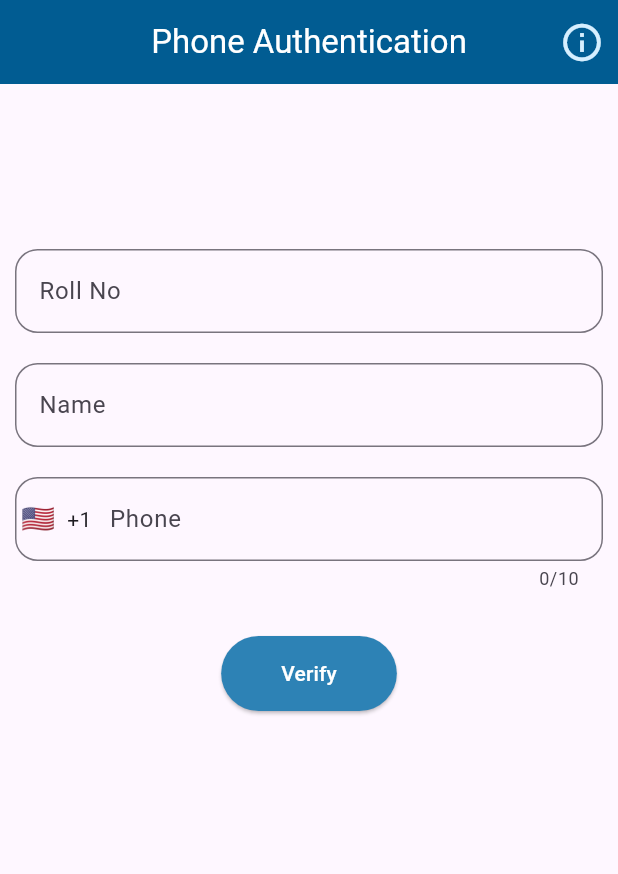
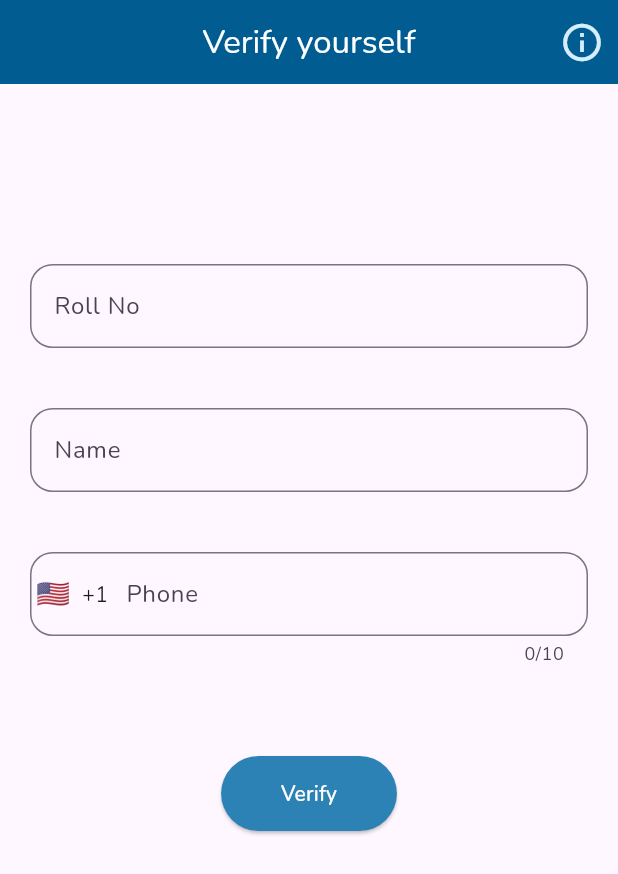
Before and after one commit to triple-a-projects/BLE_Proximity, a Flutter app: the screen it shows after launch, after a tap on "Student", on a phone screen of 412 x 824 dp. Shown: the top 874 px of the screen. Run offline on Flutter 3.47's test engine with Material 3 defaults, Android fonts, the light colour scheme and no system bars; drawn by our look-alikes of intl_phone_field; our stand-ins replace cloud_firestore, firebase_auth, firebase_core, google_fonts, local_auth; missing offline and left inert: flutter_ble_peripheral; accounts and stored records are empty.

Commit message:
consistent ui, clean up code and formatting

```diff
--- a/lib/info.dart
+++ b/lib/info.dart
@@ -2,6 +2,8 @@ import 'package:ble_advertiser/colors.dart';
 import 'package:flutter/material.dart';
 
 class InfoPage extends StatelessWidget {
+  const InfoPage({super.key});
+
   @override
   Widget build(BuildContext context) {
     return Scaffold(
--- a/lib/initialPage.dart
+++ b/lib/initialPage.dart
@@ -1,17 +1,11 @@
-import 'dart:ffi';
-
-import 'package:ble_advertiser/info.dart';
 import 'package:ble_advertiser/perspectives/student/phone_auth.dart';
 import 'package:ble_advertiser/perspectives/teacher/email_auth.dart';
-import 'package:ble_advertiser/perspectives/teacher/home.dart';
 import 'package:flutter/material.dart';
 import 'package:firebase_auth/firebase_auth.dart';
-import 'package:ble_advertiser/perspectives/student/login.dart';
 import 'package:ble_advertiser/colors.dart';
-import 'package:ble_advertiser/info.dart';
 
 class ChooseRolePage extends StatefulWidget {
-  const ChooseRolePage({Key? key}) : super(key: key);
+  const ChooseRolePage({super.key});
 
   @override
   _ChooseRolePageState createState() => _ChooseRolePageState();
@@ -20,98 +14,93 @@ class ChooseRolePage extends StatefulWidget {
 class _ChooseRolePageState extends State<ChooseRolePage> {
   FirebaseAuth auth = FirebaseAuth.instance;
 
-  @override
-  void initState() {
-    super.initState();
-    Future.microtask(() => checkLoggedIn());
-  }
+  // @override
+  // void initState() {
+  //   super.initState();
+  //   Future.microtask(() => checkLoggedIn());
+  // }
 
-  void checkLoggedIn() async {
-    FirebaseAuth auth = FirebaseAuth.instance;
-    User? user = await auth.authStateChanges().first;
-    if (user != null) {
-      if (user.phoneNumber != null) {
-        Navigator.pushReplacement(
-          context,
-          MaterialPageRoute(builder: (context) => StudentLoginPage()),
-        );
-      } else {
-        Navigator.pushReplacement(
-          context,
-          MaterialPageRoute(builder: (context) => TeacherHomePage()),
-        );
-      }
-    }
-  }
+  // void checkLoggedIn() async {
+  //   FirebaseAuth auth = FirebaseAuth.instance;
+  //   User? user = await auth.authStateChanges().first;
+  //   if (user != null) {
+  //     if (user.phoneNumber != null) {
+  //       Navigator.pushReplacement(
+  //         context,
+  //         MaterialPageRoute(builder: (context) => StudentLoginPage()),
+  //       );
+  //     } else {
+  //       Navigator.pushReplacement(
+  //         context,
+  //         MaterialPageRoute(builder: (context) => TeacherHomePage()),
+  //       );
+  //     }
+  //   }
+  // }
 
   @override
   Widget build(BuildContext context) {
     return Scaffold(
-      appBar: AppBar(
-        title: Text('Choose Your Role'),
-        backgroundColor: darkest,
-        foregroundColor: Colors.white,
-        actions: [
-          IconButton(
-            icon: Icon(
-              Icons.info_outlined,
-              color: lightest,
-              size: 30,
-            ),
-            onPressed: () {
-              Navigator.push(
-                context,
-                MaterialPageRoute(builder: (context) => InfoPage()),
-              );
-            },
-          )
-        ],
-      ),
       body: Center(
         child: Column(
           mainAxisAlignment: MainAxisAlignment.center,
           children: [
+            const Text(
+              "Select your position",
+              style: TextStyle(
+                  fontSize: 30, color: darkest, fontWeight: FontWeight.w600),
+            ),
+            const SizedBox(height: 30),
+            const SizedBox(
+                width: 250,
+                child: Text(
+                  'Choose your role and login with your credentials to continue to the app.',
+                  textAlign: TextAlign.center,
+                )),
+            const SizedBox(height: 60),
             ElevatedButton(
               onPressed: () {
                 Navigator.push(
                   context,
-                  MaterialPageRoute(builder: (context) => StudentPhoneAuth()),
+                  MaterialPageRoute(
+                      builder: (context) => const StudentPhoneAuth()),
                 );
               },
               style: ElevatedButton.styleFrom(
                 backgroundColor: middle,
                 foregroundColor: Colors.white,
-                padding: EdgeInsets.only(
+                padding: const EdgeInsets.only(
                   left: 50,
                   right: 50,
                   top: 15,
                   bottom: 15,
                 ),
               ),
-              child: Text(
+              child: const Text(
                 'Student',
                 style: TextStyle(fontSize: 18),
               ),
             ),
-            SizedBox(height: 16),
+            const SizedBox(height: 16),
             ElevatedButton(
               onPressed: () {
                 Navigator.push(
                   context,
-                  MaterialPageRoute(builder: (context) => TeacherEmailAuth()),
+                  MaterialPageRoute(
+                      builder: (context) => const TeacherEmailAuth()),
                 );
               },
               style: ElevatedButton.styleFrom(
                 backgroundColor: middle,
                 foregroundColor: Colors.white,
-                padding: EdgeInsets.only(
+                padding: const EdgeInsets.only(
                   left: 50,
                   right: 50,
                   top: 15,
                   bottom: 15,
                 ),
               ),
-              child: Text(
+              child: const Text(
                 'Teacher',
                 style: TextStyle(fontSize: 18),
               ),
--- a/lib/main.dart
+++ b/lib/main.dart
@@ -1,6 +1,8 @@
 import 'dart:convert';
 import 'dart:typed_data';
 import 'dart:async';
+import 'package:ble_advertiser/colors.dart';
+import 'package:ble_advertiser/info.dart';
 import 'package:cloud_firestore/cloud_firestore.dart';
 import 'package:firebase_auth/firebase_auth.dart';
 import 'package:ble_advertiser/initialPage.dart';
@@ -9,7 +11,7 @@ import 'package:ble_advertiser/perspectives/student/home.dart';
 import 'package:ble_advertiser/perspectives/student/login.dart';
 import 'package:ble_advertiser/perspectives/student/phone_auth.dart';
 import 'package:ble_advertiser/perspectives/teacher/addclass.dart';
-
+import 'package:google_fonts/google_fonts.dart';
 import 'package:ble_advertiser/perspectives/teacher/check_attendance.dart';
 import 'package:ble_advertiser/perspectives/teacher/home.dart';
 import 'package:ble_advertiser/perspectives/teacher/email_auth.dart';
@@ -28,35 +30,40 @@ void main() async {
   await Firebase.initializeApp(
     options: DefaultFirebaseOptions.currentPlatform,
   );
-  runApp(MyApp());
+  runApp(const MyApp());
 }
 
 class MyApp extends StatelessWidget {
+  const MyApp({super.key});
+
   @override
   Widget build(BuildContext context) {
     return MaterialApp(
       routes: {
-        '': (context) => ChooseRolePage(),
-        '/student_phoneauth': (context) => StudentPhoneAuth(),
-        '/student_login': (context) => StudentLoginPage(),
-        '/student_home': (context) => StudentHomePage(),
-        '/student_checkattendance': (context) => StudentAttendancePage(),
-        '/teacher_emailauth': (context) => TeacherEmailAuth(),
-        '/teacher_home': (context) => TeacherHomePage(),
-        '/teacher_checkattendance': (context) => TeacherAttendancePage(),
-        '/teacher_addclass': (context) => AddClass(),
+        '': (context) => const ChooseRolePage(),
+        '/student_phoneauth': (context) => const StudentPhoneAuth(),
+        '/student_login': (context) => const StudentLoginPage(),
+        '/student_home': (context) => const StudentHomePage(),
+        '/student_checkattendance': (context) => const StudentAttendancePage(),
+        '/teacher_emailauth': (context) => const TeacherEmailAuth(),
+        '/teacher_home': (context) => const TeacherHomePage(),
+        '/teacher_checkattendance': (context) => const TeacherAttendancePage(),
+        '/teacher_addclass': (context) => const AddClass(),
       },
       debugShowCheckedModeBanner: false,
       title: 'BLE Peripheral',
       theme: ThemeData(
+        textTheme: GoogleFonts.nunitoTextTheme(),
         primarySwatch: Colors.blue,
       ),
-      home: ChooseRolePage(),
+      home: const ChooseRolePage(),
     );
   }
 }
 
 class MyHomePage extends StatefulWidget {
+  const MyHomePage({super.key});
+
   @override
   _MyHomePageState createState() => _MyHomePageState();
 }
@@ -64,7 +71,7 @@ class MyHomePage extends StatefulWidget {
 class _MyHomePageState extends State<MyHomePage> {
   bool isAdvertising = false;
   Timer? advertiseTime;
-  String uniqueUUID = Uuid().v4();
+  String uniqueUUID = const Uuid().v4();
   String rollNumber = '';
 
   @override
@@ -103,14 +110,37 @@ class _MyHomePageState extends State<MyHomePage> {
   Widget build(BuildContext context) {
     return Scaffold(
         appBar: AppBar(
-          title: const Text('BLE Peripheral'),
+          title: const Text('Attend Class'),
+          backgroundColor: darkest,
+          foregroundColor: Colors.white,
+          automaticallyImplyLeading: true,
+          actions: [
+            IconButton(
+                icon: const Icon(
+                  Icons.info_outlined,
+                  color: lightest,
+                  size: 30,
+                ),
+                onPressed: () {
+                  Navigator.push(
+                    context,
+                    MaterialPageRoute(builder: (context) => InfoPage()),
+                  );
+                })
+          ],
         ),
-        body: ListView(
-          padding: const EdgeInsets.all(8),
-          children: <Widget>[
-            Text(rollNumber),
-            Container(
-              child: TextButton(
+        body: Center(
+          child: Column(
+            mainAxisAlignment: MainAxisAlignment.center,
+            children: <Widget>[
+              Text(
+                'ROLL NUMBER: \n $rollNumber',
+                style: const TextStyle(
+                    fontSize: 30, color: darkest, fontWeight: FontWeight.w600),
+                textAlign: TextAlign.center,
+              ),
+              const SizedBox(height: 50),
+              ElevatedButton(
                 onPressed: () {
                   if (isAdvertising) {
                     stopAdvertising();
@@ -118,11 +148,21 @@ class _MyHomePageState extends State<MyHomePage> {
                     startAdvertising();
                   }
                 },
-                child: Text(
-                    isAdvertising ? 'Stop Advertising' : 'Start Advertising'),
+                style: ElevatedButton.styleFrom(
+                  backgroundColor: middle,
+                  foregroundColor: Colors.white,
+                  padding: const EdgeInsets.only(
+                    top: 15,
+                    bottom: 15,
+                    right: 50,
+                    left: 50,
+                  ),
+                ),
+                child:
+                    Text(isAdvertising ? 'Stop Attending' : 'Start Attending'),
               ),
-            ),
-          ],
+            ],
+          ),
         ));
   }
 
@@ -138,7 +178,7 @@ class _MyHomePageState extends State<MyHomePage> {
     );
 
     AdvertiseSetParameters advertiseSetParameters = AdvertiseSetParameters();
-    advertiseTime = Timer.periodic(Duration(seconds: 5), (timer) {
+    advertiseTime = Timer.periodic(const Duration(seconds: 5), (timer) {
       try {
         FlutterBlePeripheral().start(
             advertiseData: advertiseData,
@@ -165,7 +205,7 @@ class _MyHomePageState extends State<MyHomePage> {
   }
 
   String generateUUIDRollNumber(String rollNumber) {
-    String uniqueUUID = Uuid().v5(Uuid.NAMESPACE_URL, rollNumber);
+    String uniqueUUID = const Uuid().v5(Uuid.NAMESPACE_URL, rollNumber);
     String serviceDataUUID = '0000$uniqueUUID-0000-1000-8000-00805f9b34fb';
     String serviceRollNumber = serviceDataUUID.replaceAll('-', '');
     return serviceRollNumber;
--- a/lib/perspectives/student/phone_auth.dart
+++ b/lib/perspectives/student/phone_auth.dart
@@ -1,17 +1,16 @@
 //import 'package:ble_advertiser/login.dart';
 import 'package:ble_advertiser/colors.dart';
-import 'package:ble_advertiser/initialPage.dart';
 import 'package:flutter/material.dart';
 import 'package:firebase_auth/firebase_auth.dart';
+import 'package:google_fonts/google_fonts.dart';
 import 'package:intl_phone_field/countries.dart';
 import 'package:cloud_firestore/cloud_firestore.dart';
 import 'package:intl_phone_field/intl_phone_field.dart';
 import 'package:ble_advertiser/perspectives/student/login.dart';
-import 'package:ble_advertiser/perspectives/student/phone_auth.dart';
 import 'package:ble_advertiser/info.dart';
 
 class StudentPhoneAuth extends StatefulWidget {
-  const StudentPhoneAuth({Key? key}) : super(key: key);
+  const StudentPhoneAuth({super.key});
 
   @override
   State<StudentPhoneAuth> createState() => _StudentPhoneAuthState();
@@ -60,7 +59,7 @@ class _StudentPhoneAuthState extends State<StudentPhoneAuth> {
         .then((value) => createUserDocument(value.user!));
     Navigator.pushAndRemoveUntil(
       context,
-      MaterialPageRoute(builder: (context) => StudentLoginPage()),
+      MaterialPageRoute(builder: (context) => const StudentLoginPage()),
       (route) => false,
     );
   }
@@ -88,6 +87,10 @@ class _StudentPhoneAuthState extends State<StudentPhoneAuth> {
   @override
   Widget build(BuildContext context) {
     return MaterialApp(
+      theme: ThemeData(
+        textTheme: GoogleFonts.nunitoTextTheme(),
+        primarySwatch: Colors.blue,
+      ),
       debugShowCheckedModeBanner: false,
       home: Scaffold(
         appBar: AppBar(
@@ -95,7 +98,7 @@ class _StudentPhoneAuthState extends State<StudentPhoneAuth> {
           foregroundColor: Colors.white,
           actions: [
             IconButton(
-                icon: Icon(
+                icon: const Icon(
                   Icons.info_outlined,
                   color: lightest,
                   size: 30,
@@ -107,15 +110,8 @@ class _StudentPhoneAuthState extends State<StudentPhoneAuth> {
                   );
                 })
           ],
-          // leading: IconButton(
-          //   icon: Icon(Icons.arrow_back, color: lightest, size: 35),
-          //   onPressed: () {
-          //     Navigator.push(context,
-          //         MaterialPageRoute(builder: (context) => ChooseRolePage()));
-          //   },
-          // ),
           title: const Text(
-            'Phone Authentication',
+            'Verify yourself',
           ),
           centerTitle: true,
         ),
@@ -123,9 +119,9 @@ class _StudentPhoneAuthState extends State<StudentPhoneAuth> {
           child: Column(
             mainAxisAlignment: MainAxisAlignment.center,
             children: [
-              SizedBox(height: 100),
+              const SizedBox(height: 100),
               Padding(
-                padding: EdgeInsets.all(10.0),
+                padding: const EdgeInsets.all(20.0),
                 child: TextField(
                   controller: rollNoController,
                   decoration: InputDecoration(
@@ -143,7 +139,7 @@ class _StudentPhoneAuthState extends State<StudentPhoneAuth> {
                 ),
               ),
               Padding(
-                padding: const EdgeInsets.all(10.0),
+                padding: const EdgeInsets.all(20.0),
                 child: TextField(
                   controller: nameController,
                   decoration: InputDecoration(
@@ -161,7 +157,7 @@ class _StudentPhoneAuthState extends State<StudentPhoneAuth> {
                 ),
               ),
               Padding(
-                padding: const EdgeInsets.all(10.0),
+                padding: const EdgeInsets.all(20.0),
                 child: IntlPhoneField(
                   showDropdownIcon: false,
                   controller: phoneController,
@@ -195,7 +191,7 @@ class _StudentPhoneAuthState extends State<StudentPhoneAuth> {
                 ),
               ),
               Padding(
-                padding: const EdgeInsets.all(10.0),
+                padding: const EdgeInsets.all(20.0),
                 child: Visibility(
                   visible: otpFieldVisibility,
                   child: TextField(
@@ -205,7 +201,7 @@ class _StudentPhoneAuthState extends State<StudentPhoneAuth> {
                       labelText: 'OTP',
                       // labelStyle: TextStyle(color: darkest),
                       border: OutlineInputBorder(
-                        borderSide: BorderSide(color: darkest),
+                        borderSide: const BorderSide(color: darkest),
                         borderRadius: BorderRadius.circular(15),
                       ),
                       //    focusedBorder: OutlineInputBorder(
@@ -226,7 +222,7 @@ class _StudentPhoneAuthState extends State<StudentPhoneAuth> {
                   FocusManager.instance.primaryFocus?.unfocus();
                 },
                 style: ElevatedButton.styleFrom(
-                    padding: EdgeInsets.only(
+                    padding: const EdgeInsets.only(
                       left: 40,
                       right: 40,
                       top: 15,
@@ -236,7 +232,7 @@ class _StudentPhoneAuthState extends State<StudentPhoneAuth> {
                     foregroundColor: Colors.white),
                 child: const Text('Verify'),
               ),
-              SizedBox(height: 10),
+              const SizedBox(height: 10),
             ],
           ),
         ),
--- a/pubspec.yaml
+++ b/pubspec.yaml
@@ -9,6 +9,7 @@ environment:
 dependencies:
   flutter:
     sdk: flutter
+  google_fonts: ^6.2.0
   flutter_ble_peripheral: ^1.2.3
   uuid: ^4.3.3
   crypto: ^3.0.3
@@ -18,7 +19,9 @@ dependencies:
   firebase_auth: ^4.17.7
   intl_phone_field: ^3.2.0
   cloud_firestore: ^4.15.7
+  firebase_database: ^10.4.9
 
+  intl: any
 dev_dependencies:
   flutter_test:
     sdk: flutter
```
Also changed, not shown: lib/perspectives/student/check_attendance.dart (+6 -8 lines), lib/perspectives/student/home.dart (+14 -12 lines), lib/perspectives/student/login.dart (+25 -29 lines), lib/perspectives/student/settings.dart (+13 -13 lines), lib/perspectives/teacher/addclass.dart (+6 -4 lines), lib/perspectives/teacher/attendance.dart (+31 -16 lines), lib/perspectives/teacher/check_attendance.dart (+6 -6 lines), lib/perspectives/teacher/email_auth.dart (+25 -13 lines), lib/perspectives/teacher/home.dart (+20 -17 lines), lib/perspectives/teacher/settings.dart (+12 -13 lines), pubspec.lock, 1 other file.
